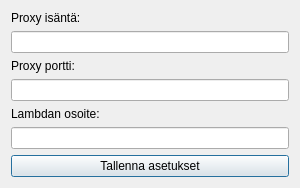
Above: arho_feature_template/gui/dialogs/plugin_settings.ui from GispoCoding/arho-qgis-plugin before the change. Below: the same form after it.
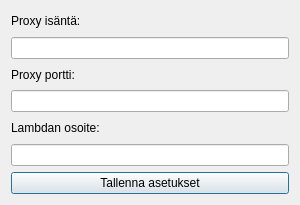
That is the form after the change.

```diff
--- a/arho_feature_template/gui/dialogs/plugin_settings.ui
+++ b/arho_feature_template/gui/dialogs/plugin_settings.ui
@@ -7,7 +7,7 @@
     <x>0</x>
     <y>0</y>
     <width>300</width>
-    <height>150</height>
+    <height>205</height>
    </rect>
   </property>
   <property name="windowTitle">
```
